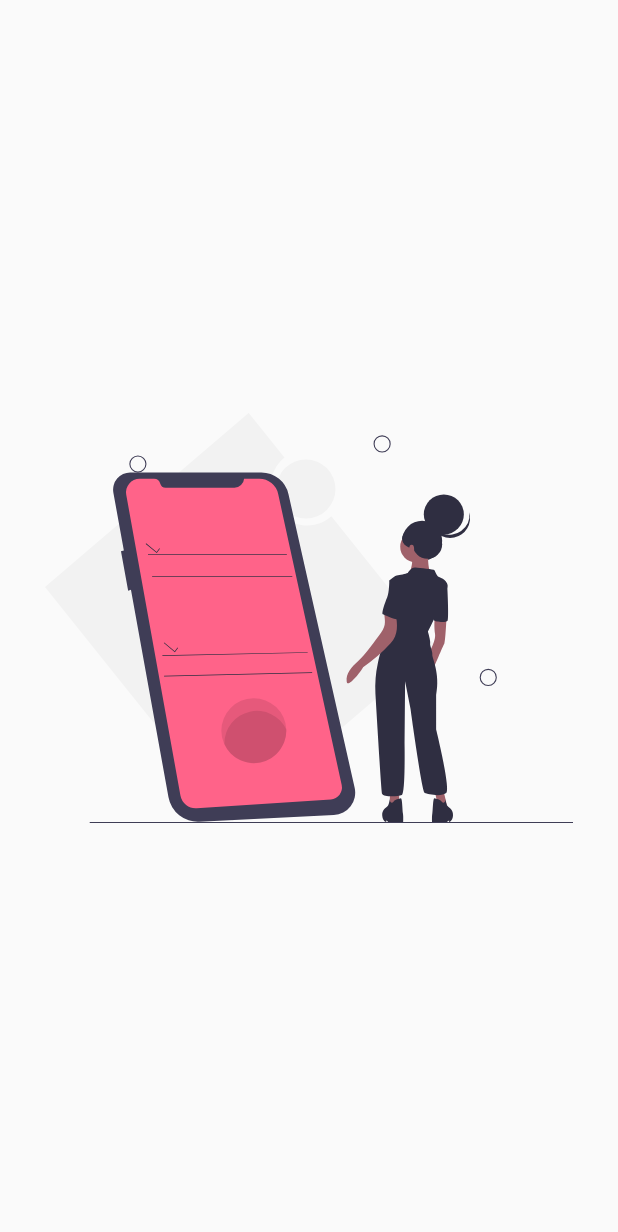
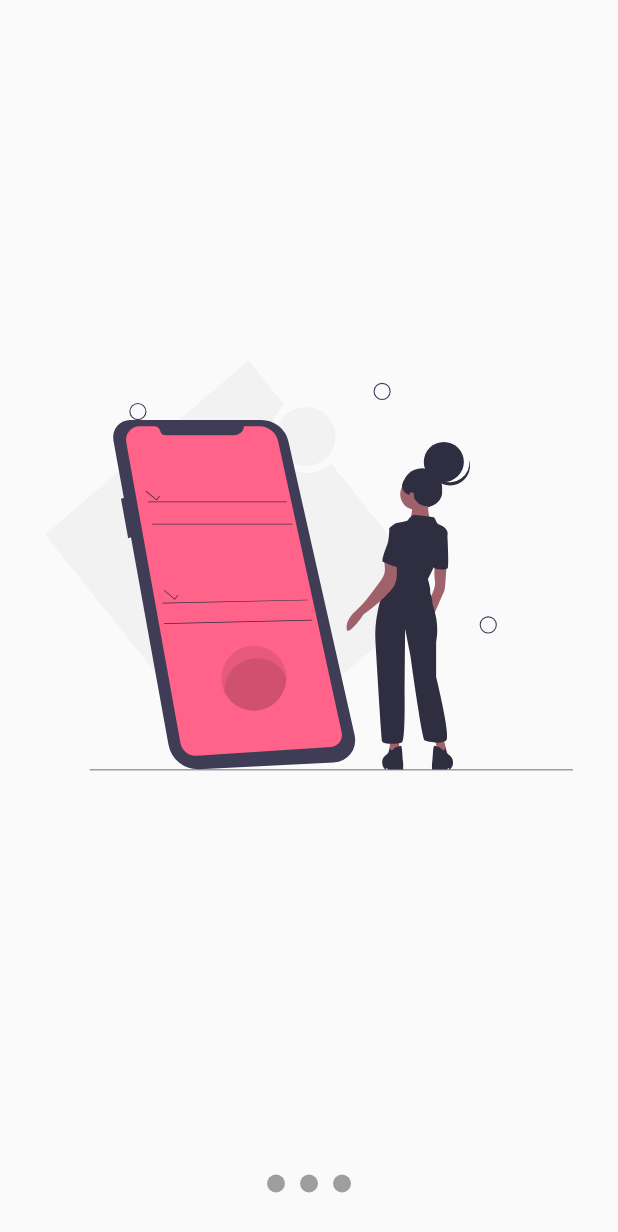
Before and after one commit to EstebanIndiveri/flutteranimations, a Flutter app: the screen it shows after launch, swiped to page 2, on a phone screen of 412 x 824 dp. Shown: the top 1232 px of the screen. Run offline on Flutter 3.47's test engine with Material 2 defaults, Android fonts, the phone set to English and light mode, and no system bars; our stand-ins replace flutter_svg.

Commit message:
slideshowanimation provider

```diff
--- a/lib/src/pages/slideshow_page.dart
+++ b/lib/src/pages/slideshow_page.dart
@@ -8,18 +8,89 @@ class SlideShowPage extends StatelessWidget {
       body: Center(
         // child:SvgPicture.asset('assets/svg/slide-1.svg')
         // child:SvgPicture.asset('assets/svg/slide-1.svg')
-        child: _Slides(),
-        // child:Text('hola')
+        child:Column(
+          children: <Widget>[
+             Expanded(
+               child: _Slides()
+                ),
+            _Dots(),
+          ],
+          )// child:Text('hola')
         ),
     );
   }
 }
+class _Dots extends StatelessWidget {
+  @override
+  Widget build(BuildContext context) {
+    return Container(
+      width: double.infinity,
+      height: 70,
+      // color:Colors.red,
+      child:
+      Row(
+        mainAxisAlignment: MainAxisAlignment.center,
+        children: <Widget>[
+          _Dot(0),
+          _Dot(1),
+          _Dot(2)
 
-class _Slides extends StatelessWidget {
+        ],
+      ),
+    );
+  }
+}
+
+class _Dot extends StatelessWidget {
+
+  final int index;
+
+  _Dot(this.index);
+
+  @override
+  Widget build(BuildContext context) {
+    return Container(
+      width: 12,
+      height: 12,
+      margin: EdgeInsets.symmetric(horizontal: 5),
+      decoration: BoxDecoration(
+        color: Colors.grey,
+        shape: BoxShape.circle
+      ),
+    );
+  }
+}
+
+class _Slides extends StatefulWidget {
+
+  @override
+  __SlidesState createState() => __SlidesState();
+}
+
+class __SlidesState extends State<_Slides> {
+
+  final pageViewController=new PageController();
+
+  @override
+  void initState() {
+    super.initState();
+
+    pageViewController.addListener(() {
+      print('pagina Actual ${pageViewController.page}');
+    });
+
+  }
+  @override
+  void dispose() {
+    pageViewController.dispose();
+    super.dispose();
+  }
+
   @override
   Widget build(BuildContext context) {
     return Container(
       child: PageView(
+        controller: pageViewController,
         children: <Widget>[
           _Slide('assets/svg/slide-1.svg'),
           _Slide('assets/svg/slide-2.svg'),
```
